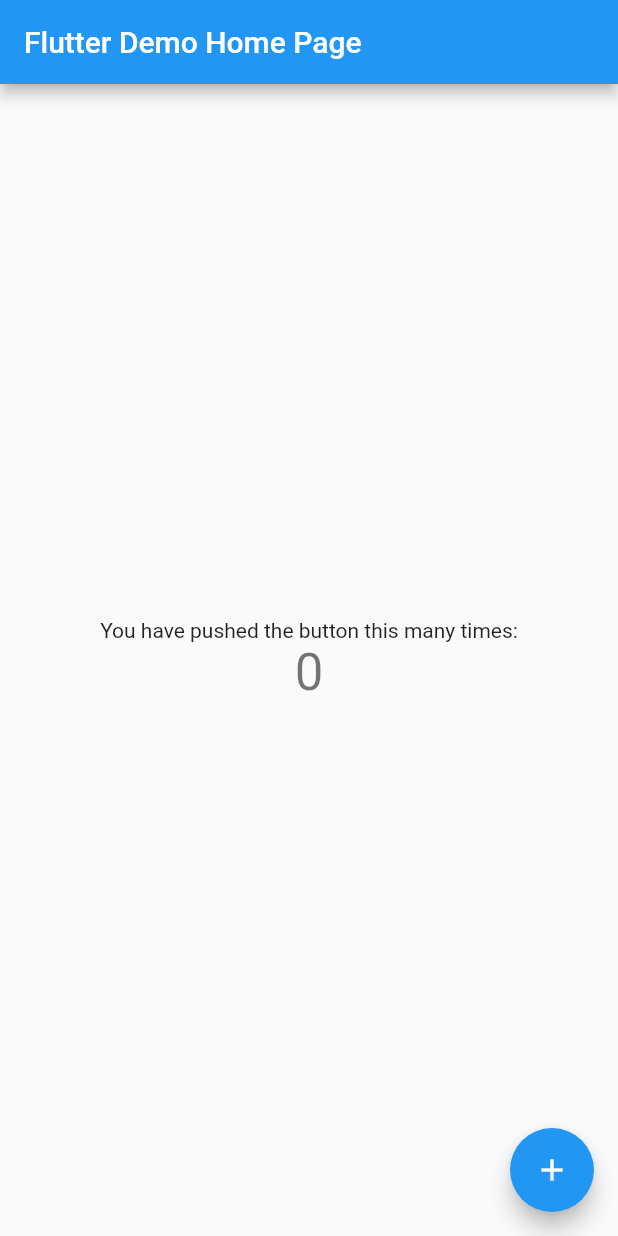
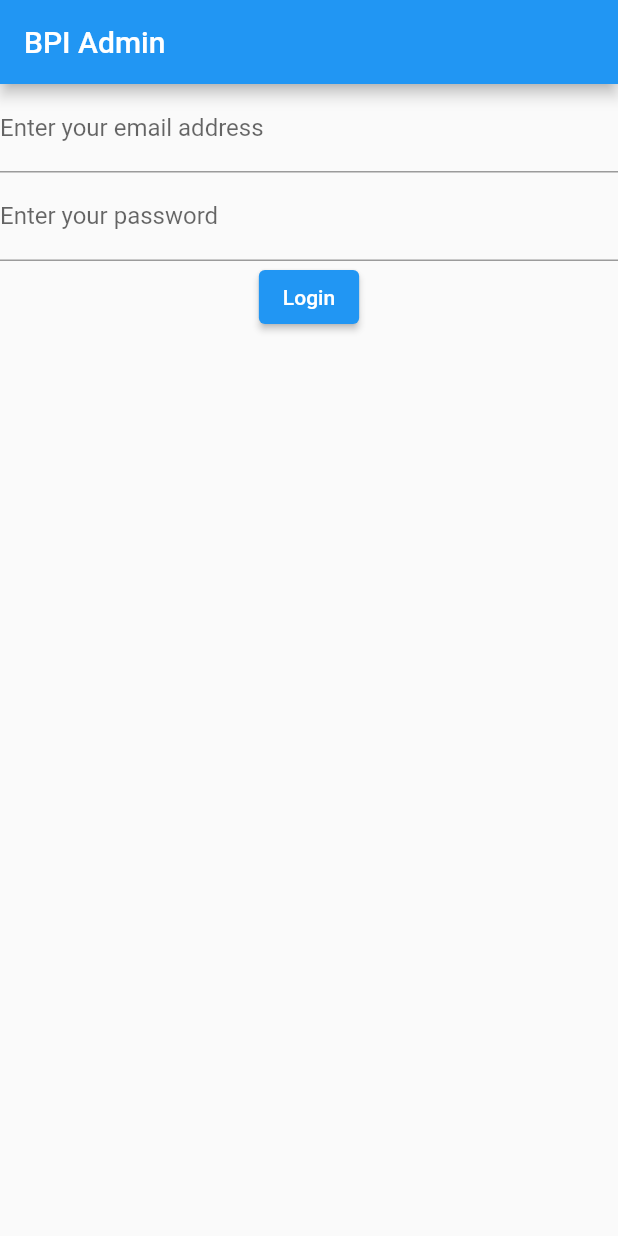
Before and after one commit to appinesshq/bpi-admin, a Flutter app: the screen it shows after launch, on a phone screen of 412 x 824 dp. Run offline on Flutter 3.47's test engine with Material 2 defaults, Android fonts, the phone set to English and light mode, and no system bars.

Commit message:
Create API repository, auth logic and basic widgets

```diff
--- a/lib/main.dart
+++ b/lib/main.dart
@@ -1,4 +1,8 @@
+import 'package:bpi_admin/src/repositories/bpi_api.dart';
 import 'package:flutter/material.dart';
+import 'package:provider/provider.dart';
+import 'src/widgets/widgets.dart' show AuthSwitcher, Login, App;
+import 'src/providers/providers.dart';
 
 void main() {
   runApp(MyApp());
@@ -8,6 +12,8 @@
   // This widget is the root of your application.
   @override
   Widget build(BuildContext context) {
+    final _api = API();
+
     return MaterialApp(
       title: 'Flutter Demo',
       theme: ThemeData(
@@ -26,92 +32,16 @@
         // closer together (more dense) than on mobile platforms.
         visualDensity: VisualDensity.adaptivePlatformDensity,
       ),
-      home: MyHomePage(title: 'Flutter Demo Home Page'),
+      home: MultiProvider(
+        providers: [
+          ChangeNotifierProvider(create: (_) => AuthProvider(_api)),
+        ],
+        child: App('BPI Admin',
+            child: AuthSwitcher(
+              child: Text('Welcome'),
+              nonAuthedChild: Login(),
+            )),
+      ),
     );
   }
 }
-
-class MyHomePage extends StatefulWidget {
-  MyHomePage({Key key, this.title}) : super(key: key);
-
-  // This widget is the home page of your application. It is stateful, meaning
-  // that it has a State object (defined below) that contains fields that affect
-  // how it looks.
-
-  // This class is the configuration for the state. It holds the values (in this
-  // case the title) provided by the parent (in this case the App widget) and
-  // used by the build method of the State. Fields in a Widget subclass are
-  // always marked "final".
-
-  final String title;
-
-  @override
-  _MyHomePageState createState() => _MyHomePageState();
-}
-
-class _MyHomePageState extends State<MyHomePage> {
-  int _counter = 0;
-
-  void _incrementCounter() {
-    setState(() {
-      // This call to setState tells the Flutter framework that something has
-      // changed in this State, which causes it to rerun the build method below
-      // so that the display can reflect the updated values. If we changed
-      // _counter without calling setState(), then the build method would not be
-      // called again, and so nothing would appear to happen.
-      _counter++;
-    });
-  }
-
-  @override
-  Widget build(BuildContext context) {
-    // This method is rerun every time setState is called, for instance as done
-    // by the _incrementCounter method above.
-    //
-    // The Flutter framework has been optimized to make rerunning build methods
-    // fast, so that you can just rebuild anything that needs updating rather
-    // than having to individually change instances of widgets.
-    return Scaffold(
-      appBar: AppBar(
-        // Here we take the value from the MyHomePage object that was created by
-        // the App.build method, and use it to set our appbar title.
-        title: Text(widget.title),
-      ),
-      body: Center(
-        // Center is a layout widget. It takes a single child and positions it
-        // in the middle of the parent.
-        child: Column(
-          // Column is also a layout widget. It takes a list of children and
-          // arranges them vertically. By default, it sizes itself to fit its
-          // children horizontally, and tries to be as tall as its parent.
-          //
-          // Invoke "debug painting" (press "p" in the console, choose the
-          // "Toggle Debug Paint" action from the Flutter Inspector in Android
-          // Studio, or the "Toggle Debug Paint" command in Visual Studio Code)
-          // to see the wireframe for each widget.
-          //
-          // Column has various properties to control how it sizes itself and
-          // how it positions its children. Here we use mainAxisAlignment to
-          // center the children vertically; the main axis here is the vertical
-          // axis because Columns are vertical (the cross axis would be
-          // horizontal).
-          mainAxisAlignment: MainAxisAlignment.center,
-          children: <Widget>[
-            Text(
-              'You have pushed the button this many times:',
-            ),
-            Text(
-              '$_counter',
-              style: Theme.of(context).textTheme.headline4,
-            ),
-          ],
-        ),
-      ),
-      floatingActionButton: FloatingActionButton(
-        onPressed: _incrementCounter,
-        tooltip: 'Increment',
-        child: Icon(Icons.add),
-      ), // This trailing comma makes auto-formatting nicer for build methods.
-    );
-  }
-}
--- /dev/null
+++ b/lib/src/mixins/mixins.dart
@@ -0,0 +1 @@
+export 'validation.dart';
--- /dev/null
+++ b/lib/src/mixins/validation.dart
@@ -0,0 +1,44 @@
+abstract class Validation {
+  // This class is intended to be used as a mixin, and should not be
+  // extended directly.
+  factory Validation._() => null;
+
+  String email(String v) {
+    if (v.isEmpty) {
+      return 'Please enter some text';
+    }
+
+    if (!v.contains('@') || !v.contains('.')) {
+      return 'Please enter a valid email address';
+    }
+
+    return null;
+  }
+
+  String notEmpty(String v) {
+    if (v.isEmpty) {
+      return 'Please enter some text';
+    }
+
+    return null;
+  }
+
+  String Function(String) min(int length) {
+    return (String v) {
+      if (v.length < length) return 'Needs to be at least $length characters';
+
+      return null;
+    };
+  }
+
+  String Function(String) multiple(List<String Function(String)> f) {
+    return (String v) {
+      String r;
+      f.forEach((element) {
+        r = element(v);
+        if (r != null) return;
+      });
+      return r;
+    };
+  }
+}
--- /dev/null
+++ b/lib/src/providers/auth_provider.dart
@@ -0,0 +1,38 @@
+import 'dart:async';
+import 'package:flutter/material.dart';
+import '../repositories/bpi_api.dart';
+
+class AuthProvider extends ChangeNotifier {
+  final API _api;
+  Timer _t;
+
+  AuthProvider(this._api);
+
+  Future<void> authenticate(String email, String password) async {
+    try {
+      // Authenticate at the backend.
+      final expiresAt =
+          await _api.authenticate(email, password, withTimeout: false);
+
+      // Set a timer to logout automatically when the session expires.
+      _t = Timer(expiresAt.difference(DateTime.now()), () {
+        logout();
+      });
+
+      notifyListeners();
+    } catch (err) {
+      throw err;
+    }
+  }
+
+  logout() {
+    // Cancel the timer if it's active.
+    if (_t != null) _t.cancel();
+
+    _api.logout();
+
+    notifyListeners();
+  }
+
+  bool get authenticated => _api.isAuthenticated;
+}
--- /dev/null
+++ b/lib/src/providers/providers.dart
@@ -0,0 +1 @@
+export 'auth_provider.dart';
--- /dev/null
+++ b/lib/src/widgets/app.dart
@@ -0,0 +1,19 @@
+import 'package:flutter/material.dart';
+import 'package:flutter/foundation.dart';
+
+class App extends StatelessWidget {
+  final String _title;
+  final Widget child;
+
+  App(this._title, {@required this.child});
+
+  @override
+  Widget build(BuildContext context) {
+    return Scaffold(
+      appBar: AppBar(
+        title: Text(_title),
+      ),
+      body: child,
+    );
+  }
+}
--- /dev/null
+++ b/lib/src/widgets/authswitcher.dart
@@ -0,0 +1,20 @@
+import 'package:flutter/material.dart';
+import 'package:provider/provider.dart';
+import 'package:flutter/foundation.dart';
+
+import '../providers/auth_provider.dart';
+
+class AuthSwitcher extends StatelessWidget {
+  final Widget child;
+  final Widget nonAuthedChild;
+
+  AuthSwitcher({@required this.child, @required this.nonAuthedChild});
+
+  @override
+  Widget build(BuildContext context) {
+    return Consumer<AuthProvider>(
+      builder: (context, authProvider, widget) =>
+          authProvider.authenticated ? child : nonAuthedChild,
+    );
+  }
+}
--- /dev/null
+++ b/lib/src/widgets/login.dart
@@ -0,0 +1,55 @@
+import 'package:flutter/material.dart';
+import '../mixins/validation.dart';
+
+class Login extends StatefulWidget {
+  @override
+  _LoginState createState() => _LoginState();
+}
+
+class _LoginState extends State<Login> with Validation {
+  final _formKey = GlobalKey<FormState>();
+  final _emailController = TextEditingController();
+  final _passwordController = TextEditingController();
+
+  @override
+  Widget build(BuildContext context) {
+    return Form(
+      key: _formKey,
+      child: Column(
+        children: [
+          TextFormField(
+            controller: _emailController,
+            decoration: InputDecoration(labelText: 'Enter your email address'),
+            validator: email,
+          ),
+          TextFormField(
+            controller: _passwordController,
+            decoration: InputDecoration(labelText: 'Enter your password'),
+            validator: notEmpty,
+            obscureText: true,
+          ),
+          ElevatedButton(
+            onPressed: () {
+              // Validate returns true if the form is valid, otherwise false.
+              if (_formKey.currentState.validate()) {
+                // If the form is valid, display a snackbar. In the real world,
+                // you'd often call a server or save the information in a database.
+
+                Scaffold.of(context)
+                    .showSnackBar(SnackBar(content: Text('Processing Data')));
+              }
+            },
+            child: Text('Login'),
+          ),
+        ],
+      ),
+    );
+  }
+
+  @override
+  void dispose() {
+    _emailController.dispose();
+    _passwordController.dispose();
+    super.dispose();
+  }
+}
--- /dev/null
+++ b/lib/src/widgets/widgets.dart
@@ -0,0 +1,3 @@
+export 'app.dart';
+export 'authswitcher.dart';
+export 'login.dart';
```
Also changed, not shown: lib/src/repositories/bpi_api.dart (added, +101 -0 lines), pubspec.yaml (+2 -9 lines), pubspec.lock, 1 other file.
